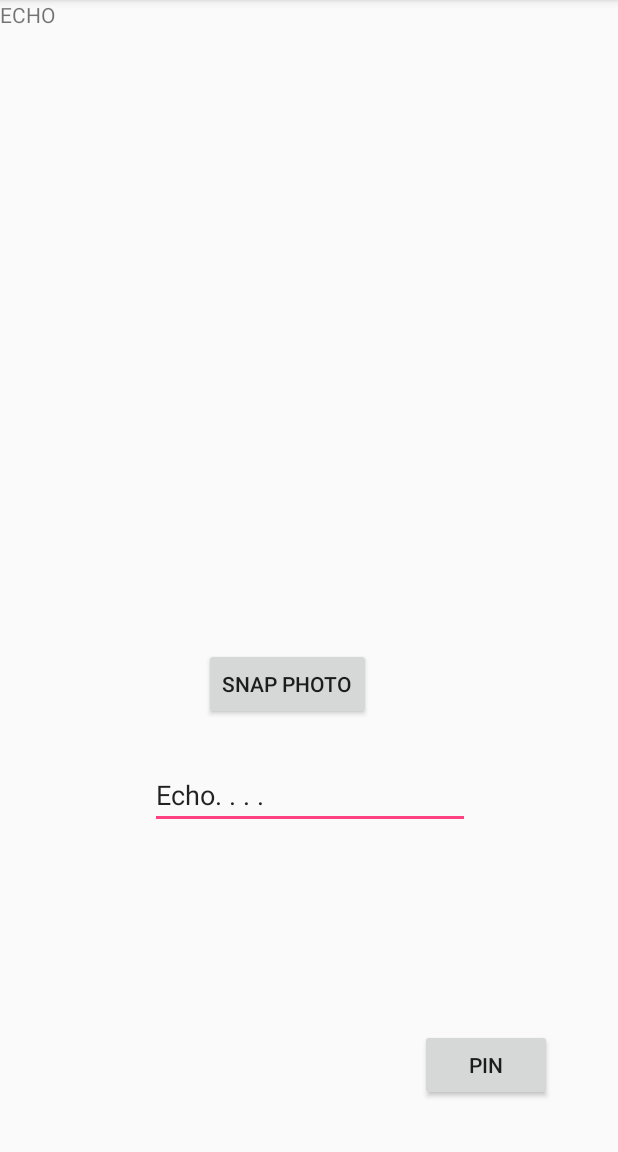
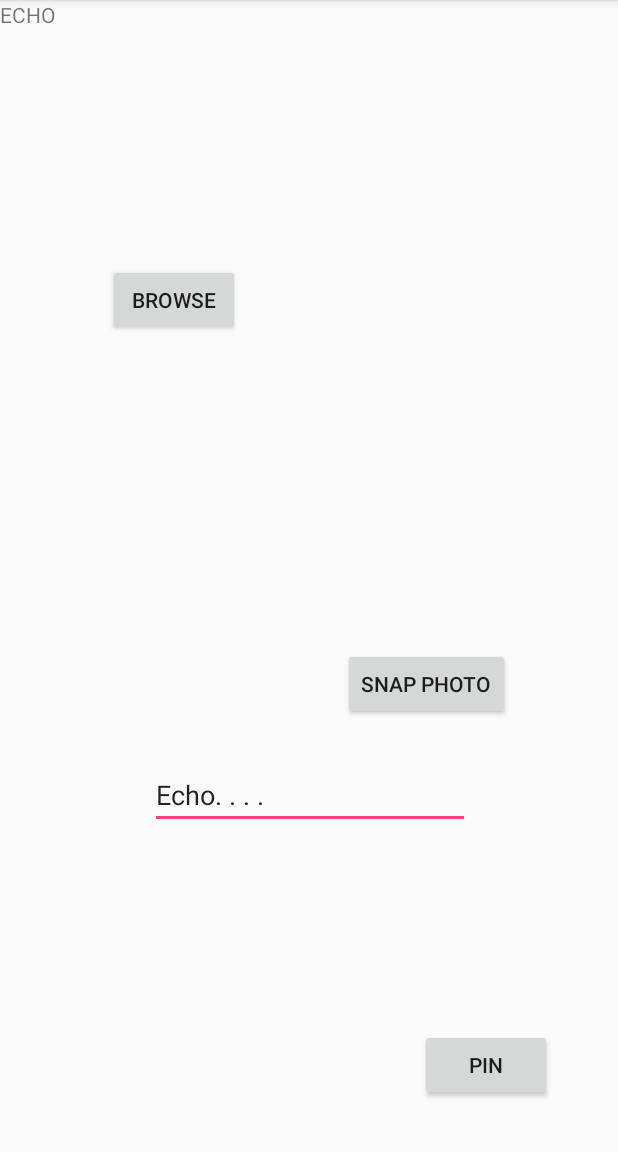
Before and after one commit to aljyu/GhostEchoes, an Android app: the EchoInputActivity screen opened directly, with no data from a screen before it, on a phone screen of 412 x 824 dp, the part 84-1236 px from its top. Run offline under Robolectric (Android 15) with nearby library versions, the phone set to English and light mode, and no system bars.

Commit message:
Browse Image Folder Implemented
Permission Errors need to be fixed

```diff
--- a/GhostEchoes/app/src/main/java/com/example/ghostechoes/ghostechoes/EchoInputActivity.java
+++ b/GhostEchoes/app/src/main/java/com/example/ghostechoes/ghostechoes/EchoInputActivity.java
@@ -1,7 +1,12 @@
 package com.example.ghostechoes.ghostechoes;
 
+import android.Manifest;
 import android.content.Intent;
+import android.content.pm.PackageManager;
+import android.database.Cursor;
 import android.graphics.Bitmap;
+import android.graphics.BitmapFactory;
+import android.net.Uri;
 import android.os.Bundle;
 import android.provider.MediaStore;
 import android.support.v7.app.AppCompatActivity;
@@ -20,36 +25,43 @@ import java.io.File;
 
 public class EchoInputActivity extends AppCompatActivity {
 
-    Button button;
-    ImageView imageView;
-    private LocationTracker gps;
-    private byte[] bpdata;
+    // Buttons, Views
+    Button btn_captureImage;                // Capture-image button
+    Button btn_openImgFolder;               // Open-image folder button
+    ImageView imageView;                    // View-Image object
+
+    // Data storage objects
+    private LocationTracker gps;            // GPS Coordinates
+    private byte[] bpdata;                  // Image Data
 
     // Request Code
-    static final int CAMERA_REQUEST = 1;
+    static final int CAMERA_REQUEST = 1;    // Camera Code
+    static final int IMAGE_REQUEST = 2;     // Image Folder Code
 
     @Override
     protected void onCreate(Bundle savedInstanceState) {
         super.onCreate(savedInstanceState);
         setContentView(R.layout.activity_echo_input);
-
-        // Button and Image Objects
-        button = (Button) findViewById(R.id.echoSnap);
+        // Clickable Objects
+        btn_captureImage = (Button) findViewById(R.id.echoSnap);
+        btn_openImgFolder = (Button) findViewById(R.id.echoSavedImage);
         imageView = (ImageView) findViewById(R.id.image_view);
 
-
-        button.setOnClickListener(new View.OnClickListener() {
+        // Open Camera Application
+        btn_captureImage.setOnClickListener(new View.OnClickListener() {
             @Override
             public void onClick(View v) {
-                // Start camera application
                 Intent camera_intent = new Intent(MediaStore.ACTION_IMAGE_CAPTURE);
-
-                // Get file path for new image storage
-                //File file = getFile();
-
-                // Pass file location (uri) into intent object; key will identify it
-                //camera_intent.putExtra(MediaStore.EXTRA_OUTPUT, Uri.fromFile(file));
                 startActivityForResult(camera_intent, CAMERA_REQUEST);
+            }
+        });
+        // Default Photo Browse Application
+        btn_openImgFolder.setOnClickListener(new View.OnClickListener() {
+            @Override
+            public void onClick(View v) {
+                Intent browse_intent = new Intent(Intent.ACTION_PICK,
+                        MediaStore.Images.Media.EXTERNAL_CONTENT_URI);
+                startActivityForResult(browse_intent, IMAGE_REQUEST);
             }
         });
     }
@@ -60,7 +72,58 @@ public class EchoInputActivity extends AppCompatActivity {
 
     }
 
-    // Store Created Echo
+    /**
+     * Checks for valid image and creates storable image data
+     */
+    @Override
+    protected void onActivityResult(int requestCode, int resultCode, Intent data) {
+        super.onActivityResult(requestCode, resultCode, data);
+        // Handle request and return of camera function
+        if (requestCode == CAMERA_REQUEST) {
+            if (resultCode == RESULT_OK) {
+                Bitmap bp = (Bitmap) data.getExtras().get("data");
+                imageView.setImageBitmap(bp);
+                bpdata = bitmapToByteArray(bp);
+            } else {
+                // Handles NullPointerException from Image Cancel
+                Toast.makeText(getApplicationContext(), "No Image Captured", Toast.LENGTH_SHORT).show();
+            }
+        } else if (requestCode == IMAGE_REQUEST) {
+            if (resultCode == RESULT_OK) {
+                Uri selectedImage = data.getData();
+                String[] filePathCol = { MediaStore.Images.Media.DATA };
+                Cursor cursor = getContentResolver().query(
+                        selectedImage,
+                        filePathCol,
+                        null, null, null
+                );
+                cursor.moveToFirst();
+                int colIndex = cursor.getColumnIndex(filePathCol[0]);
+                String imagePath = cursor.getString(colIndex);
+                cursor.close();
+
+                Bitmap bp = (Bitmap) BitmapFactory.decodeFile(imagePath);
+                imageView.setImageBitmap(bp);
+                bpdata = bitmapToByteArray(bp);
+            } else {
+                Toast.makeText(getApplicationContext(), "No Image Selected", Toast.LENGTH_SHORT).show();
+            }
+        }
+    }
+
+    /**
+     * Converts Bitmap to ByteArray for database storage
+     */
+    public static byte[] bitmapToByteArray(Bitmap bm) {
+        ByteArrayOutputStream outputStream = new ByteArrayOutputStream();
+        bm.compress(Bitmap.CompressFormat.PNG, 0, outputStream);
+        return outputStream.toByteArray();
+    }
+
+    /**
+     * Stores echo data to database, which includes image bytes,
+     * geographic location (longitude, latitude), and message text.
+     */
     public void setEcho(View v){
         double longitude;
         double latitude;
@@ -91,42 +154,4 @@ public class EchoInputActivity extends AppCompatActivity {
         startActivity(intent);
     }
 
-    // Create Folder in external storage
-    private File getFile() {
-        File folder =  new File("sdcard/camera_app");
-        // Check if folder is available or not; create folder it not
-        if (!folder.exists()) {
-            folder.mkdir();
-        }
-        // Create file with file name and folder
-        File img = new File(folder, "camera_image.jpg");
-        return img;
-    }
-
-    // Called after startActivityForResult in main activity
-    @Override
-    protected void onActivityResult(int requestCode, int resultCode, Intent data) {
-        super.onActivityResult(requestCode, resultCode, data);
-
-        if (requestCode == CAMERA_REQUEST && resultCode == RESULT_OK){
-            Bitmap bp = (Bitmap) data.getExtras().get("data");
-            imageView.setImageBitmap(bp);
-            bpdata = bitmapToByteArray(bp);
-        } else {
-            // Handle NullPointerException from Image Cancel
-            Toast.makeText(getApplicationContext(), "Image Not Taken", Toast.LENGTH_LONG).show();
-        }
-
-       // String path = "sdcard/camera_app/cam_image.jpg";
-       // imageView.setImageDrawable(Drawable.createFromPath(path));
-    }
-
-    /* Converts Bitmap to ByteArray for database storage
-     */
-    public static byte[] bitmapToByteArray(Bitmap bm) {
-        ByteArrayOutputStream outputStream = new ByteArrayOutputStream();
-        bm.compress(Bitmap.CompressFormat.PNG, 0, outputStream);
-        return outputStream.toByteArray();
-    }
-
 }
--- a/GhostEchoes/app/src/main/res/layout/activity_echo_input.xml
+++ b/GhostEchoes/app/src/main/res/layout/activity_echo_input.xml
@@ -21,14 +21,14 @@
         android:layout_marginBottom="288dp"
         android:text="Snap Photo"
         app:layout_constraintBottom_toBottomOf="parent"
-        android:layout_marginLeft="136dp"
-        app:layout_constraintLeft_toLeftOf="parent"
-        android:layout_marginRight="8dp"
+        android:layout_marginRight="72dp"
         app:layout_constraintRight_toRightOf="parent"
-        app:layout_constraintHorizontal_bias="0.0"
         android:layout_marginTop="8dp"
         app:layout_constraintTop_toBottomOf="@+id/image_view"
-        app:layout_constraintVertical_bias="1.0" />
+        app:layout_constraintVertical_bias="1.0"
+        app:layout_constraintLeft_toRightOf="@+id/button3"
+        android:layout_marginLeft="8dp"
+        app:layout_constraintHorizontal_bias="1.0" />
 
     <ImageView
         android:layout_width="240dp"
@@ -72,4 +72,14 @@
         app:layout_constraintTop_toBottomOf="@+id/echoSnap"
         app:layout_constraintHorizontal_bias="0.503" />
 
+    <Button
+        android:id="@+id/echoSavedImage"
+        android:layout_width="wrap_content"
+        android:layout_height="wrap_content"
+        android:layout_marginLeft="72dp"
+        android:text="BROWSE"
+        app:layout_constraintLeft_toLeftOf="parent"
+        android:layout_marginTop="11dp"
+        app:layout_constraintTop_toBottomOf="@+id/image_view" />
+
 </android.support.constraint.ConstraintLayout>
```
Also changed, not shown: GhostEchoes/app/src/main/AndroidManifest.xml (+7 -1 lines).
